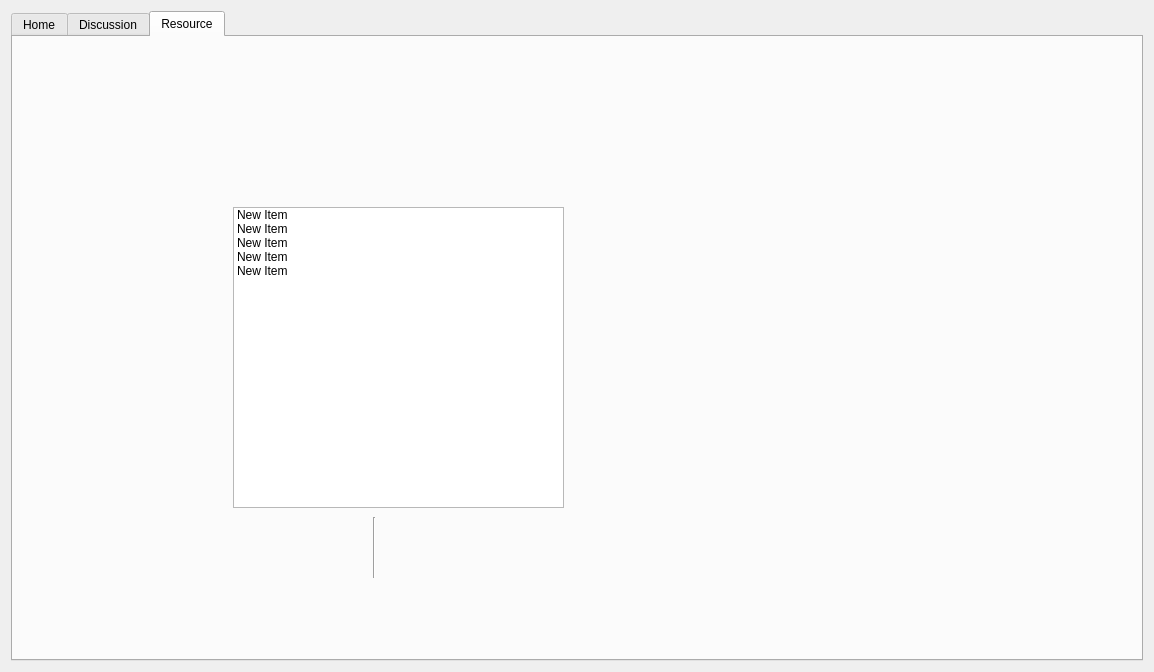
Above: Jobs-of-SoftwareEngineer/Codeing/Scut/course.ui from CSLP/CPP before the change. Below: the same form after it.
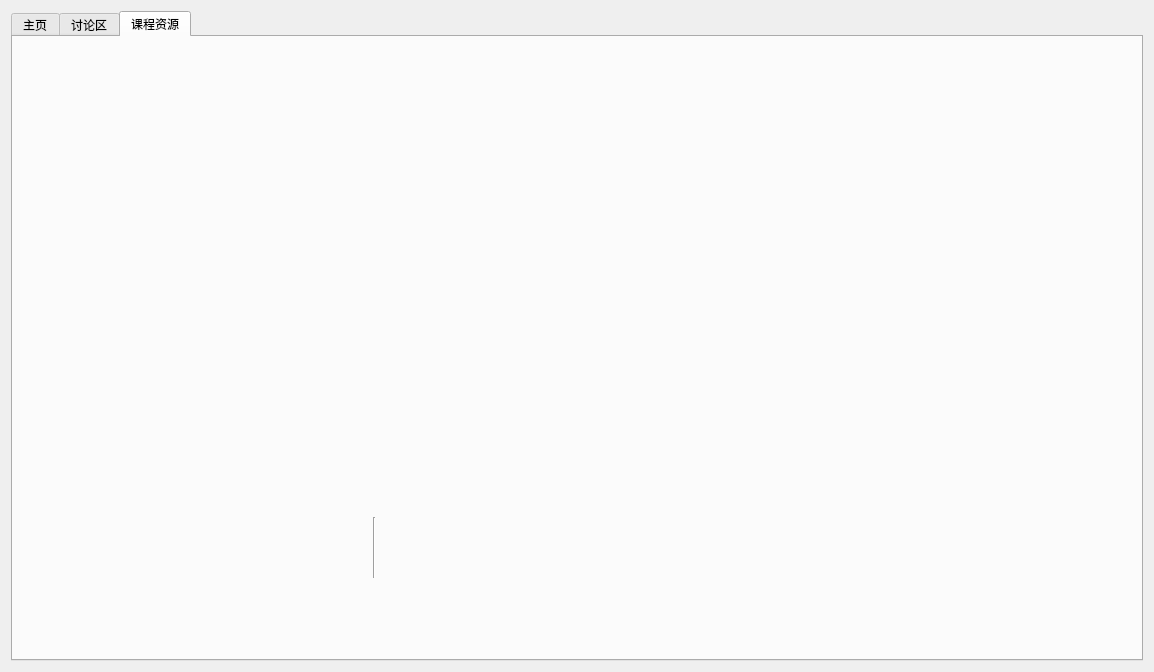
That is the form after the change. The open tabs and pages were chosen to show the change.

```diff
--- a/Jobs-of-SoftwareEngineer/Codeing/Scut/course.ui
+++ b/Jobs-of-SoftwareEngineer/Codeing/Scut/course.ui
@@ -21,7 +21,7 @@
      </property>
      <widget class="QWidget" name="homeTab">
       <attribute name="title">
-       <string>Home</string>
+       <string>主页</string>
       </attribute>
       <widget class="QWidget" name="verticalLayoutWidget_3">
        <property name="geometry">
@@ -143,12 +143,12 @@
      </widget>
      <widget class="QWidget" name="discussTab">
       <attribute name="title">
-       <string>Discussion</string>
+       <string>讨论区</string>
       </attribute>
      </widget>
      <widget class="QWidget" name="resourceTab">
       <attribute name="title">
-       <string>Resource</string>
+       <string>课程资源</string>
       </attribute>
       <widget class="Line" name="line_2">
        <property name="geometry">
@@ -163,50 +163,6 @@
         <enum>Qt::Vertical</enum>
        </property>
       </widget>
-      <widget class="QListWidget" name="listWidget">
-       <property name="geometry">
-        <rect>
-         <x>220</x>
-         <y>170</y>
-         <width>331</width>
-         <height>301</height>
-        </rect>
-       </property>
-       <item>
-        <property name="text">
-         <string>New Item</string>
-        </property>
-        <property name="background">
-         <brush brushstyle="NoBrush">
-          <color alpha="0">
-           <red>0</red>
-           <green>0</green>
-           <blue>0</blue>
-          </color>
-         </brush>
-        </property>
-       </item>
-       <item>
-        <property name="text">
-         <string>New Item</string>
-        </property>
-       </item>
-       <item>
-        <property name="text">
-         <string notr="true">New Item</string>
-        </property>
-       </item>
-       <item>
-        <property name="text">
-         <string>New Item</string>
-        </property>
-       </item>
-       <item>
-        <property name="text">
-         <string>New Item</string>
-        </property>
-       </item>
-      </widget>
      </widget>
     </widget>
    </item>
```
Left out of the diff: 12 changed lines with no effect on the pictures.
